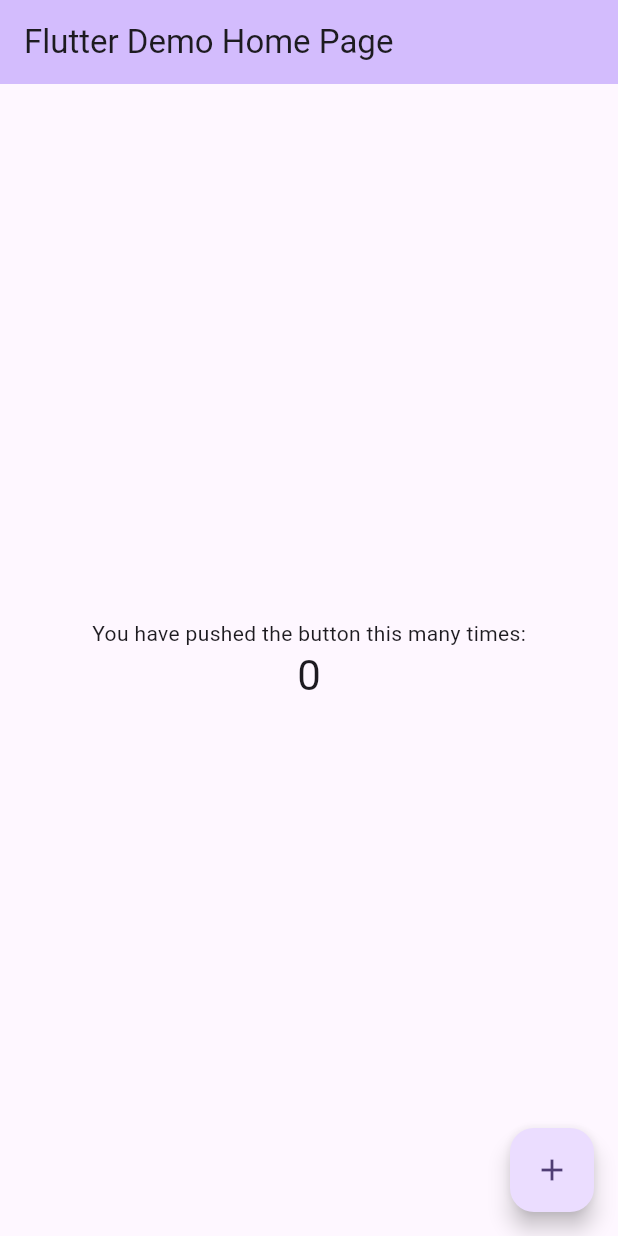
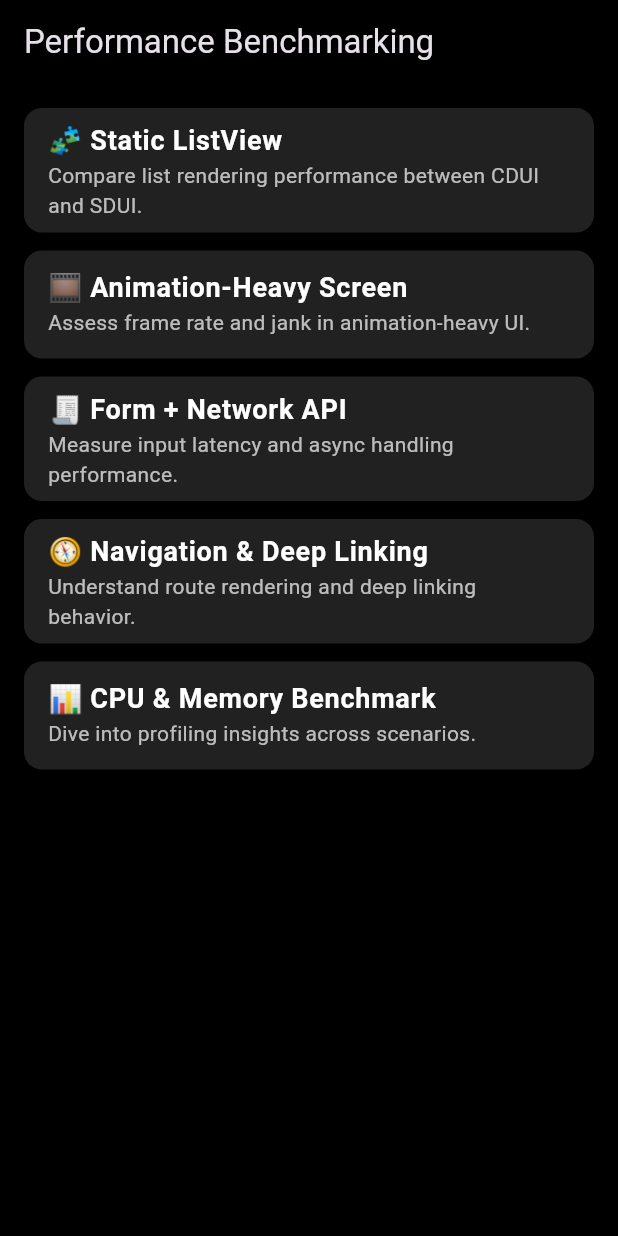
Before and after one commit to Digia-Technology-Private-Limited/flutter_digia_comparison, a Flutter app: the screen it shows after launch, on a phone screen of 412 x 824 dp. Run offline on Flutter 3.47's test engine with Material 3 defaults, Android fonts, the phone set to English and light mode, and no system bars; missing offline and left inert: digia_ui.

Commit message:
static list view done

```diff
--- a/lib/main.dart
+++ b/lib/main.dart
@@ -1,125 +1,59 @@
+import 'package:digia_ui/digia_ui.dart';
 import 'package:flutter/material.dart';
+import 'package:flutter/services.dart';
+import 'package:flutter_digia_comparison/performance_landing.dart';
 
-void main() {
+// import 'performance_landing.dart';
+// // Stub imports for each benchmark screen
+// import 'static_list_screen.dart';
+// import 'animation_screen.dart';
+// import 'form_api_screen.dart';
+// import 'navigation_screen.dart';
+// import 'cpu_memory_screen.dart';
+
+Future<void> main() async {
+
+  WidgetsFlutterBinding.ensureInitialized();
+  await DigiaUIClient.init(
+    accessKey: "680b92c50cbe7e3316c4dbc3",
+    flavorInfo: Debug("main"),
+    environment: Environment.development.name,
+    baseUrl: "https://app.digia.tech/api/v1",
+    networkConfiguration: NetworkConfiguration(
+      defaultHeaders: {},
+      timeout: 30,
+    ),
+  );
+
+  DUIFactory().initialize();
+
+  // Optional: style the status bar
+  SystemChrome.setSystemUIOverlayStyle(SystemUiOverlayStyle(
+    statusBarColor: Colors.black,
+    statusBarIconBrightness: Brightness.light,
+  ));
+
   runApp(const MyApp());
 }
 
 class MyApp extends StatelessWidget {
   const MyApp({super.key});
 
-  // This widget is the root of your application.
   @override
   Widget build(BuildContext context) {
     return MaterialApp(
-      title: 'Flutter Demo',
-      theme: ThemeData(
-        // This is the theme of your application.
-        //
-        // TRY THIS: Try running your application with "flutter run". You'll see
-        // the application has a purple toolbar. Then, without quitting the app,
-        // try changing the seedColor in the colorScheme below to Colors.green
-        // and then invoke "hot reload" (save your changes or press the "hot
-        // reload" button in a Flutter-supported IDE, or press "r" if you used
-        // the command line to start the app).
-        //
-        // Notice that the counter didn't reset back to zero; the application
-        // state is not lost during the reload. To reset the state, use hot
-        // restart instead.
-        //
-        // This works for code too, not just values: Most code changes can be
-        // tested with just a hot reload.
-        colorScheme: ColorScheme.fromSeed(seedColor: Colors.deepPurple),
-        useMaterial3: true,
-      ),
-      home: const MyHomePage(title: 'Flutter Demo Home Page'),
+      title: 'Digia vs Flutter Performance',
+      debugShowCheckedModeBanner: false,
+      theme: ThemeData.dark(),
+      initialRoute: '/',
+      routes: {
+        '/': (context) => const PerformanceLanding(),
+        // '/staticList': (context) => const StaticListScreen(),
+        // '/animationScreen': (context) => const AnimationScreen(),
+        // '/formApi': (context) => const FormApiScreen(),
+        // '/navigation': (context) => const NavigationScreen(),
+        // '/cpuMemory': (context) => const CpuMemoryScreen(),
+      },
     );
   }
 }
-
-class MyHomePage extends StatefulWidget {
-  const MyHomePage({super.key, required this.title});
-
-  // This widget is the home page of your application. It is stateful, meaning
-  // that it has a State object (defined below) that contains fields that affect
-  // how it looks.
-
-  // This class is the configuration for the state. It holds the values (in this
-  // case the title) provided by the parent (in this case the App widget) and
-  // used by the build method of the State. Fields in a Widget subclass are
-  // always marked "final".
-
-  final String title;
-
-  @override
-  State<MyHomePage> createState() => _MyHomePageState();
-}
-
-class _MyHomePageState extends State<MyHomePage> {
-  int _counter = 0;
-
-  void _incrementCounter() {
-    setState(() {
-      // This call to setState tells the Flutter framework that something has
-      // changed in this State, which causes it to rerun the build method below
-      // so that the display can reflect the updated values. If we changed
-      // _counter without calling setState(), then the build method would not be
-      // called again, and so nothing would appear to happen.
-      _counter++;
-    });
-  }
-
-  @override
-  Widget build(BuildContext context) {
-    // This method is rerun every time setState is called, for instance as done
-    // by the _incrementCounter method above.
-    //
-    // The Flutter framework has been optimized to make rerunning build methods
-    // fast, so that you can just rebuild anything that needs updating rather
-    // than having to individually change instances of widgets.
-    return Scaffold(
-      appBar: AppBar(
-        // TRY THIS: Try changing the color here to a specific color (to
-        // Colors.amber, perhaps?) and trigger a hot reload to see the AppBar
-        // change color while the other colors stay the same.
-        backgroundColor: Theme.of(context).colorScheme.inversePrimary,
-        // Here we take the value from the MyHomePage object that was created by
-        // the App.build method, and use it to set our appbar title.
-        title: Text(widget.title),
-      ),
-      body: Center(
-        // Center is a layout widget. It takes a single child and positions it
-        // in the middle of the parent.
-        child: Column(
-          // Column is also a layout widget. It takes a list of children and
-          // arranges them vertically. By default, it sizes itself to fit its
-          // children horizontally, and tries to be as tall as its parent.
-          //
-          // Column has various properties to control how it sizes itself and
-          // how it positions its children. Here we use mainAxisAlignment to
-          // center the children vertically; the main axis here is the vertical
-          // axis because Columns are vertical (the cross axis would be
-          // horizontal).
-          //
-          // TRY THIS: Invoke "debug painting" (choose the "Toggle Debug Paint"
-          // action in the IDE, or press "p" in the console), to see the
-          // wireframe for each widget.
-          mainAxisAlignment: MainAxisAlignment.center,
-          children: <Widget>[
-            const Text(
-              'You have pushed the button this many times:',
-            ),
-            Text(
-              '$_counter',
-              style: Theme.of(context).textTheme.headlineMedium,
-            ),
-          ],
-        ),
-      ),
-      floatingActionButton: FloatingActionButton(
-        onPressed: _incrementCounter,
-        tooltip: 'Increment',
-        child: const Icon(Icons.add),
-      ), // This trailing comma makes auto-formatting nicer for build methods.
-    );
-  }
-}
--- /dev/null
+++ b/lib/performance_landing.dart
@@ -0,0 +1,84 @@
+import 'package:flutter/material.dart';
+import 'package:flutter_digia_comparison/scenario_selector/ScenarioSelectorScreen.dart';
+
+class PerformanceLanding extends StatelessWidget {
+  const PerformanceLanding({super.key});
+
+  final List<_PerformanceItem> _items = const [
+    _PerformanceItem(
+      title: '🧩 Static ListView',
+      routeName: '/staticList',
+      description: 'Compare list rendering performance between CDUI and SDUI.',
+    ),
+    _PerformanceItem(
+      title: '🎞️ Animation-Heavy Screen',
+      routeName: '/animationScreen',
+      description: 'Assess frame rate and jank in animation-heavy UI.',
+    ),
+    _PerformanceItem(
+      title: '🧾 Form + Network API',
+      routeName: '/formApi',
+      description: 'Measure input latency and async handling performance.',
+    ),
+    _PerformanceItem(
+      title: '🧭 Navigation & Deep Linking',
+      routeName: '/navigation',
+      description: 'Understand route rendering and deep linking behavior.',
+    ),
+    _PerformanceItem(
+      title: '📊 CPU & Memory Benchmark',
+      routeName: '/cpuMemory',
+      description: 'Dive into profiling insights across scenarios.',
+    ),
+  ];
+
+  @override
+  Widget build(BuildContext context) {
+    return Scaffold(
+      appBar: AppBar(
+        title: const Text('Performance Benchmarking'),
+        backgroundColor: Colors.black,
+      ),
+      body: ListView.separated(
+        padding: const EdgeInsets.all(16),
+        itemCount: _items.length,
+        separatorBuilder: (_, __) => const SizedBox(height: 12),
+        itemBuilder: (context, index) {
+          final item = _items[index];
+          return ListTile(
+            tileColor: Colors.grey.shade900,
+            title: Text(
+              item.title,
+              style: const TextStyle(fontSize: 18, fontWeight: FontWeight.bold, color: Colors.white),
+            ),
+            subtitle: Text(item.description, style: const TextStyle(color: Colors.white70)),
+            shape: RoundedRectangleBorder(borderRadius: BorderRadius.circular(12)),
+            onTap: () => Navigator.push(
+              context,
+              MaterialPageRoute(
+                builder: (_) => const ScenarioSelectorScreen(
+                  title: '🧩 Static ListView',
+                  description: 'Render 1000 items in a ListView to benchmark scroll & FPS.',
+                  digiaPageName: 'static_list_sdui', // Replace with actual Digia config page name
+                ),
+              ),
+            ),
+          );
+        },
+      ),
+      backgroundColor: Colors.black,
+    );
+  }
+}
+
+class _PerformanceItem {
+  final String title;
+  final String routeName;
+  final String description;
+
+  const _PerformanceItem({
+    required this.title,
+    required this.routeName,
+    required this.description,
+  });
+}
--- a/pubspec.yaml
+++ b/pubspec.yaml
@@ -35,6 +35,7 @@ dependencies:
   # The following adds the Cupertino Icons font to your application.
   # Use with the CupertinoIcons class for iOS style icons.
   cupertino_icons: ^1.0.8
+  digia_ui: ^0.3.8
 
 dev_dependencies:
   flutter_test:
@@ -57,7 +58,8 @@ flutter:
   # included with your application, so that you can use the icons in
   # the material Icons class.
   uses-material-design: true
-
+  assets:
+    - assets/
   # To add assets to your application, add an assets section, like this:
   # assets:
   #   - images/a_dot_burr.jpeg
```
Also changed, not shown: lib/scenario_selector/ScenarioSelectorScreen.dart (added, +74 -0 lines), lib/scenarios/flutter_native_large_listview.dart (added, +40 -0 lines), assets/rotating_image.png (added), assets/static_image.png (added), pubspec.lock, 12 other files.
